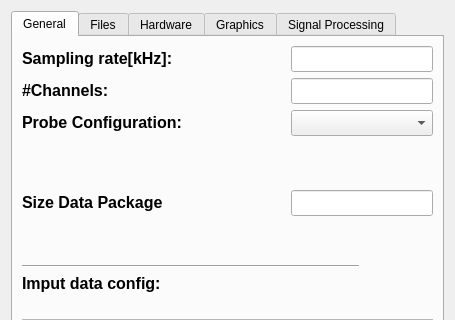
First picture: the form in Graphics/bciui_config.ui, repository IIBM/bci, before the edit; both pictures show x 0 to 455 and y 0 to 320 of the 455 by 576 pixel window.
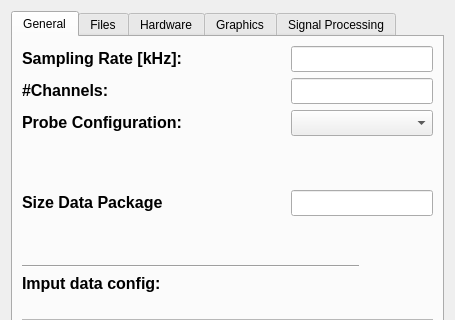
Second picture: the form after the edit. Icons and pictures are not drawn. Custom widgets are drawn as their Qt base class.

Patch:
```diff
--- a/Graphics/bciui_config.ui
+++ b/Graphics/bciui_config.ui
@@ -306,7 +306,7 @@
        <item row="0" column="0" colspan="2">
         <widget class="QLabel" name="label_3">
          <property name="text">
-          <string>&lt;html&gt;&lt;head/&gt;&lt;body&gt;&lt;p&gt;&lt;span style=&quot; font-size:12pt; font-weight:600;&quot;&gt;Sampling rate[kHz]:&lt;/span&gt;&lt;/p&gt;&lt;/body&gt;&lt;/html&gt;</string>
+          <string>&lt;html&gt;&lt;head/&gt;&lt;body&gt;&lt;p&gt;&lt;span style=&quot; font-size:12pt; font-weight:600;&quot;&gt;Sampling Rate [kHz]:&lt;/span&gt;&lt;/p&gt;&lt;/body&gt;&lt;/html&gt;</string>
          </property>
         </widget>
        </item>
```
Left out of the diff: 4 changed lines with no effect on the pictures.
